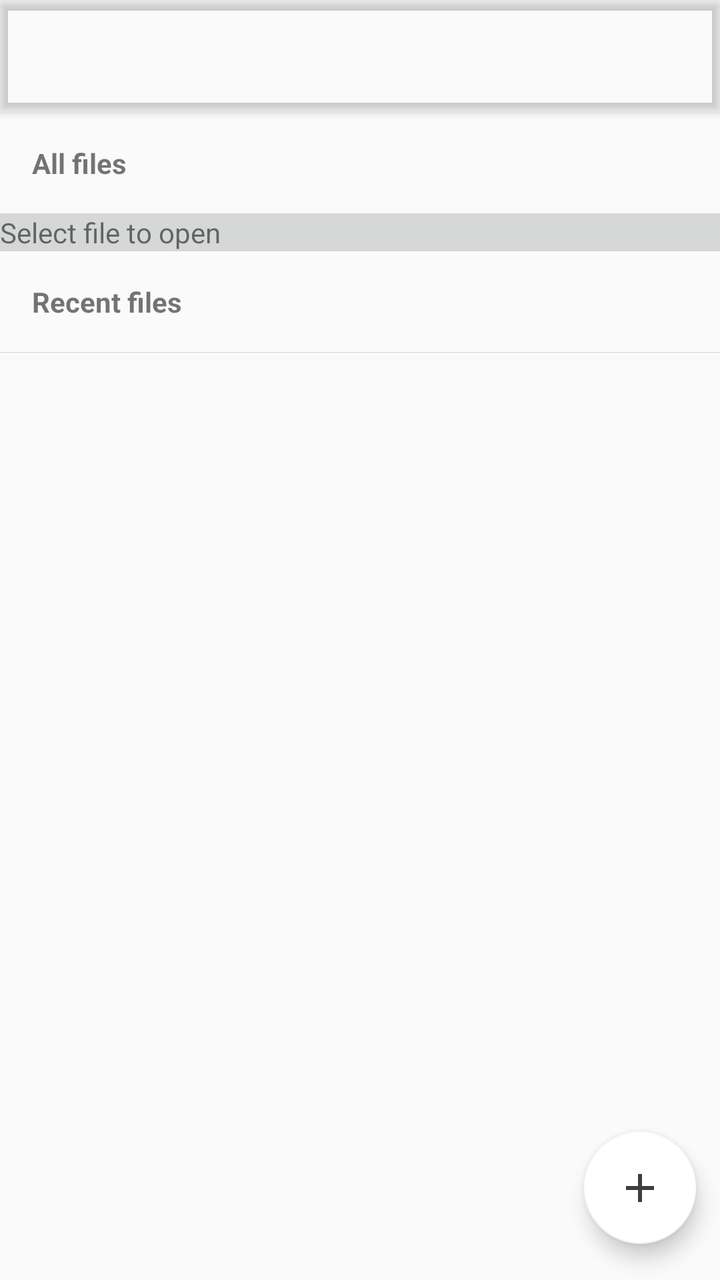
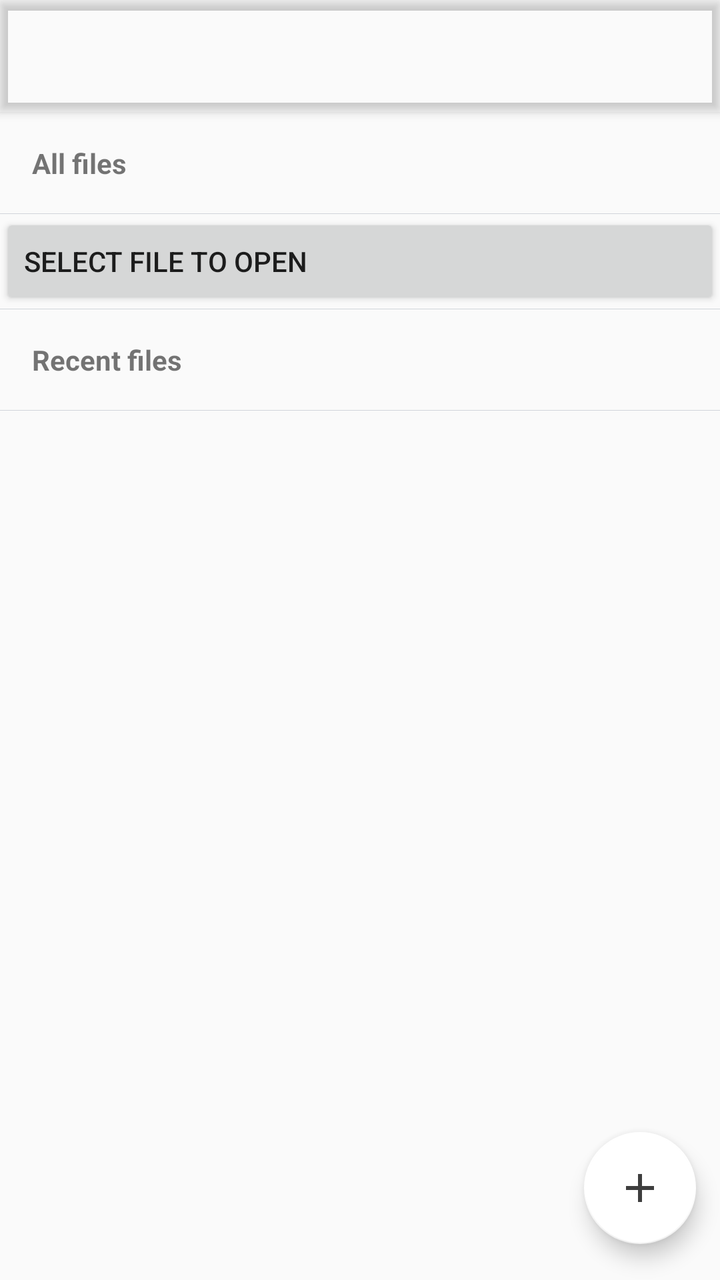

Before-and-after screenshots of an Android layout around one commit, followed by the original layout XML and the change that was made.
<!-- AndroidManifest.xml: application theme LibreOfficeTheme -->
<!-- res/layout/activity_document_browser.xml -->
<?xml version="1.0" encoding="utf-8"?>
<androidx.constraintlayout.widget.ConstraintLayout xmlns:android="http://schemas.android.com/apk/res/android"
    xmlns:app="http://schemas.android.com/apk/res-auto"
    xmlns:tools="http://schemas.android.com/tools"
    android:layout_width="match_parent"
    android:layout_height="match_parent"
    android:orientation="vertical">

    
    <com.google.android.material.appbar.MaterialToolbar
        android:id="@+id/toolbar"
        android:layout_width="0dp"
        android:layout_height="wrap_content"
        android:elevation="3dp"
        app:theme="@style/LibreOfficeTheme.Toolbar"
        tools:theme="@style/LibreOfficeTheme.Toolbar"
        app:popupTheme="@style/LibreOfficeTheme"
        tools:layout_constraintTop_creator="1"
        tools:layout_constraintRight_creator="1"
        app:layout_constraintRight_toRightOf="parent"
        tools:layout_constraintLeft_creator="1"
        app:layout_constraintLeft_toLeftOf="parent"
        app:layout_constraintTop_toTopOf="parent">

    </com.google.android.material.appbar.MaterialToolbar>


    <androidx.drawerlayout.widget.DrawerLayout
        android:id="@+id/drawer_layout"
        android:layout_width="0dp"
        android:layout_height="0dp"
        tools:layout_constraintTop_creator="1"
        tools:layout_constraintRight_creator="1"
        tools:layout_constraintBottom_creator="1"
        app:layout_constraintBottom_toBottomOf="parent"
        app:layout_constraintRight_toRightOf="parent"
        app:layout_constraintTop_toBottomOf="@+id/toolbar"
        tools:layout_constraintLeft_creator="1"
        app:layout_constraintLeft_toLeftOf="parent">

        
        <androidx.core.widget.NestedScrollView
            android:layout_width="match_parent"
            android:layout_height="match_parent">

            <LinearLayout
                android:layout_width="match_parent"
                android:layout_height="wrap_content"
                android:orientation="vertical"
                android:divider="@color/doorhanger_divider_light"
                android:showDividers="middle">

                <TextView
                    android:id="@+id/header_browser"
                    android:layout_width="match_parent"
                    android:layout_height="wrap_content"
                    android:gravity="center_vertical"
                    android:padding="16dp"
                    android:text="@string/title_browser"
                    android:textSize="14sp"
                    android:textStyle="bold" />

                
                <LinearLayout
                    android:id="@+id/system_file_picker_layout"
                    android:layout_width="match_parent"
                    android:layout_height="wrap_content"
                    android:background="?attr/colorButtonNormal"
                    android:orientation="horizontal"
                    app:layout_constraintTop_toBottomOf="@id/toolbar">

                    <TextView
                        android:id="@+id/open_file_view"
                        android:layout_width="match_parent"
                        android:layout_height="wrap_content"
                        android:layout_weight="1"
                        android:gravity="center_vertical"
                        android:text="@string/select_file_to_open"
                        android:textSize="14dp"
                        app:drawableLeftCompat="@drawable/ic_folder_48dp" />
                </LinearLayout>

                <TextView
                    android:layout_width="match_parent"
                    android:layout_height="wrap_content"
                    android:id="@+id/header_recents"
                    android:text="@string/title_recents"
                    android:gravity="center_vertical"
                    android:textSize="14sp"
                    android:padding="16dp"
                    android:textStyle="bold" />

                
                <androidx.recyclerview.widget.RecyclerView
                    android:id="@+id/list_recent"
                    android:layout_width="match_parent"
                    android:layout_height="wrap_content"
                    android:layout_marginTop="8dp"
                    android:layout_marginBottom="8dp" />

            </LinearLayout>

        </androidx.core.widget.NestedScrollView>

        

    </androidx.drawerlayout.widget.DrawerLayout>

    <com.google.android.material.floatingactionbutton.FloatingActionButton
        android:id="@+id/editFAB"
        android:contentDescription="@string/create_file"
        android:layout_width="wrap_content"
        android:layout_height="wrap_content"
        android:clickable="true"
        app:backgroundTint="?attr/colorBackgroundFloating"
        app:fabSize="normal"
        app:layout_constraintBottom_toBottomOf="parent"
        app:layout_constraintRight_toRightOf="parent"
        app:srcCompat="@drawable/ic_add_24dp"
        app:useCompatPadding="true" />

    <LinearLayout
        android:id="@+id/writerLayout"
        android:layout_width="wrap_content"
        android:layout_height="wrap_content"
        android:gravity="center_vertical"
        android:orientation="horizontal"
        android:visibility="invisible"
        app:layout_constraintBottom_toTopOf="@id/editFAB"
        app:layout_constraintRight_toRightOf="@id/editFAB"
        tools:visibility="visible">

        <TextView
            android:id="@+id/newWriterTextView"
            style="@style/NewDocumentTextView"
            android:layout_marginBottom="@dimen/new_doc_fab_tweak_bottom"
            android:layout_marginTop="@dimen/new_doc_fab_tweak_top"
            android:text="@string/new_textdocument" />

        <com.google.android.material.floatingactionbutton.FloatingActionButton
            android:id="@+id/newWriterFAB"
            android:layout_width="wrap_content"
            android:layout_height="wrap_content"
            android:layout_marginBottom="@dimen/new_doc_fab_tweak_bottom"
            android:layout_marginTop="@dimen/new_doc_fab_tweak_top"
            android:clickable="true"
            app:backgroundTint="?attr/colorBackgroundFloating"
            app:fabSize="mini"
            app:srcCompat="@drawable/writer"
            app:useCompatPadding="true" />

    </LinearLayout>

    <LinearLayout
        android:id="@+id/impressLayout"
        android:layout_width="wrap_content"
        android:layout_height="wrap_content"
        android:gravity="center_vertical"
        android:orientation="horizontal"
        android:visibility="invisible"
        app:layout_constraintBottom_toTopOf="@+id/writerLayout"
        app:layout_constraintRight_toRightOf="@id/editFAB"
        tools:visibility="visible">

        <TextView
            android:id="@+id/newImpressTextView"
            style="@style/NewDocumentTextView"
            android:layout_marginBottom="@dimen/new_doc_fab_tweak_bottom"
            android:layout_marginTop="@dimen/new_doc_fab_tweak_top"
            android:text="@string/new_presentation" />

        <com.google.android.material.floatingactionbutton.FloatingActionButton
            android:id="@+id/newImpressFAB"
            android:layout_width="wrap_content"
            android:layout_height="wrap_content"
            android:layout_marginBottom="@dimen/new_doc_fab_tweak_bottom"
            android:layout_marginTop="@dimen/new_doc_fab_tweak_top"
            android:clickable="true"
            app:backgroundTint="?attr/colorBackgroundFloating"
            app:fabSize="mini"
            app:srcCompat="@drawable/impress"
            app:useCompatPadding="true" />

    </LinearLayout>

    <LinearLayout
        android:id="@+id/calcLayout"
        android:layout_width="wrap_content"
        android:layout_height="wrap_content"
        android:gravity="center_vertical"
        android:orientation="horizontal"
        android:visibility="invisible"
        tools:visibility="visible"
        app:layout_constraintBottom_toTopOf="@+id/impressLayout"
        app:layout_constraintRight_toRightOf="@id/editFAB">

        <TextView
            android:id="@+id/newCalcTextView"
            style="@style/NewDocumentTextView"
            android:layout_marginBottom="@dimen/new_doc_fab_tweak_bottom"
            android:layout_marginTop="@dimen/new_doc_fab_tweak_top"
            android:text="@string/new_spreadsheet" />

        <com.google.android.material.floatingactionbutton.FloatingActionButton
            android:id="@+id/newCalcFAB"
            android:layout_width="wrap_content"
            android:layout_height="wrap_content"
            android:layout_marginBottom="@dimen/new_doc_fab_tweak_bottom"
            android:layout_marginTop="@dimen/new_doc_fab_tweak_top"
            android:clickable="true"
            app:backgroundTint="?attr/colorBackgroundFloating"
            app:fabSize="mini"
            app:srcCompat="@drawable/calc"
            app:useCompatPadding="true" />

    </LinearLayout>

    <LinearLayout
        android:id="@+id/drawLayout"
        android:layout_width="wrap_content"
        android:layout_height="wrap_content"
        android:gravity="center_vertical"
        android:orientation="horizontal"
        android:visibility="invisible"
        tools:visibility="visible"
        app:layout_constraintBottom_toTopOf="@+id/calcLayout"
        app:layout_constraintRight_toRightOf="@id/editFAB">

        <TextView
            android:id="@+id/newDrawTextView"
            style="@style/NewDocumentTextView"
            android:layout_marginBottom="@dimen/new_doc_fab_tweak_bottom"
            android:layout_marginTop="@dimen/new_doc_fab_tweak_top"
            android:text="@string/new_drawing" />

        <com.google.android.material.floatingactionbutton.FloatingActionButton
            android:id="@+id/newDrawFAB"
            android:layout_width="wrap_content"
            android:layout_height="wrap_content"
            android:layout_marginBottom="@dimen/new_doc_fab_tweak_bottom"
            android:layout_marginTop="@dimen/new_doc_fab_tweak_top"
            android:clickable="true"
            app:backgroundTint="?attr/colorBackgroundFloating"
            app:fabSize="mini"
            app:srcCompat="@drawable/draw"
            app:useCompatPadding="true" />

    </LinearLayout>

</androidx.constraintlayout.widget.ConstraintLayout>
<!-- resources referenced by this layout -->
<resources>
  <color name="doorhanger_divider_light">#FFD1D5DA</color>
  <dimen name="new_doc_fab_tweak_bottom">-7dp</dimen>
  <dimen name="new_doc_fab_tweak_top">-11dp</dimen>
  <!-- drawable calc: png bitmap (drawable, 13611 bytes) -->
  <!-- drawable draw: png bitmap (drawable, 17013 bytes) -->
  <!-- drawable ic_add_24dp (drawable) -->
  <vector xmlns:android="http://schemas.android.com/apk/res/android"
          android:width="24dp"
          android:height="24dp"
          android:viewportWidth="24.0"
          android:viewportHeight="24.0">
      <path
          android:fillColor="@color/toolbar_foreground"
          android:pathData="M19,13h-6v6h-2v-6H5v-2h6V5h2v6h6v2z"/>
  </vector>
  <!-- drawable ic_folder_48dp (drawable-hdpi) -->
  <vector android:autoMirrored="true" android:height="48dp"
      android:viewportHeight="24.0" android:viewportWidth="24.0"
      android:width="48dp" xmlns:android="http://schemas.android.com/apk/res/android">
      <path android:fillColor="@color/toolbar_foreground" android:pathData="M10,4H4c-1.1,0 -1.99,0.9 -1.99,2L2,18c0,1.1 0.9,2 2,2h16c1.1,0 2,-0.9 2,-2V8c0,-1.1 -0.9,-2 -2,-2h-8l-2,-2z"/>
  </vector>
  <!-- drawable impress: png bitmap (drawable, 15005 bytes) -->
  <!-- drawable writer: png bitmap (drawable, 15781 bytes) -->
  <string name="create_file">Create New File</string>
  <string name="new_drawing">New Drawing</string>
  <string name="new_presentation">New Presentation</string>
  <string name="new_spreadsheet">New Spreadsheet</string>
  <string name="new_textdocument">New Text Document</string>
  <string name="select_file_to_open">Select file to open</string>
  <string name="title_browser">All files</string>
  <string name="title_recents">Recent files</string>
  <style name="LibreOfficeTheme" parent="LibreOfficeTheme.Base" />
  <style name="LibreOfficeTheme.Toolbar" parent="Theme.AppCompat.DayNight.NoActionBar">
      </style>
  <style name="NewDocumentTextView">
          <item name="android:layout_width">wrap_content</item>
          <item name="android:layout_height">wrap_content</item>
          <item name="android:elevation" tools:ignore="NewApi">2dp</item>
          <item name="android:textSize">16sp</item>
          <item name="android:textStyle">bold</item>
          <item name="android:typeface">normal</item>
          <item name="android:padding">5dp</item>
          <item name="android:background">@drawable/label_background</item>
      </style>
  <color name="toolbar_foreground">#3e3e3e</color>
  <style name="LibreOfficeTheme.Base" parent="Theme.AppCompat.DayNight.NoActionBar">
      </style>
  <!-- drawable label_background (drawable) -->
  <?xml version="1.0" encoding="utf-8"?>
  <selector xmlns:android="http://schemas.android.com/apk/res/android">
      <item>
          <shape android:shape="rectangle">
              <solid android:color="?attr/colorBackgroundFloating" />
              <corners android:radius="5dp" />
          </shape>
      </item>
  </selector>
</resources>

<!-- the commit's change to res/layout/activity_document_browser.xml (unified diff, before → after) -->
@@ -60,25 +60,15 @@
                     android:textSize="14sp"
                     android:textStyle="bold" />
 
-                
-                <LinearLayout
-                    android:id="@+id/system_file_picker_layout"
-                    android:layout_width="match_parent"
-                    android:layout_height="wrap_content"
-                    android:background="?attr/colorButtonNormal"
-                    android:orientation="horizontal"
-                    app:layout_constraintTop_toBottomOf="@id/toolbar">
-
-                    <TextView
-                        android:id="@+id/open_file_view"
-                        android:layout_width="match_parent"
-                        android:layout_height="wrap_content"
-                        android:layout_weight="1"
-                        android:gravity="center_vertical"
-                        android:text="@string/select_file_to_open"
-                        android:textSize="14dp"
-                        app:drawableLeftCompat="@drawable/ic_folder_48dp" />
-                </LinearLayout>
+                <Button
+                    android:id="@+id/open_file_button"
+                    android:layout_width="match_parent"
+                    android:layout_height="wrap_content"
+                    android:layout_weight="1"
+                    android:gravity="center_vertical"
+                    android:text="@string/select_file_to_open"
+                    android:textSize="14dp"
+                    app:drawableLeftCompat="@drawable/ic_folder_48dp" />
 
                 <TextView
                     android:layout_width="match_parent"
